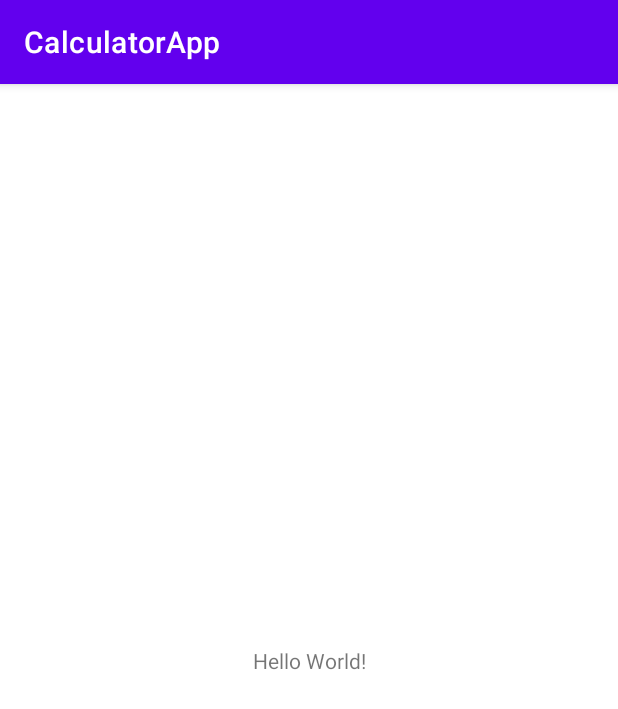
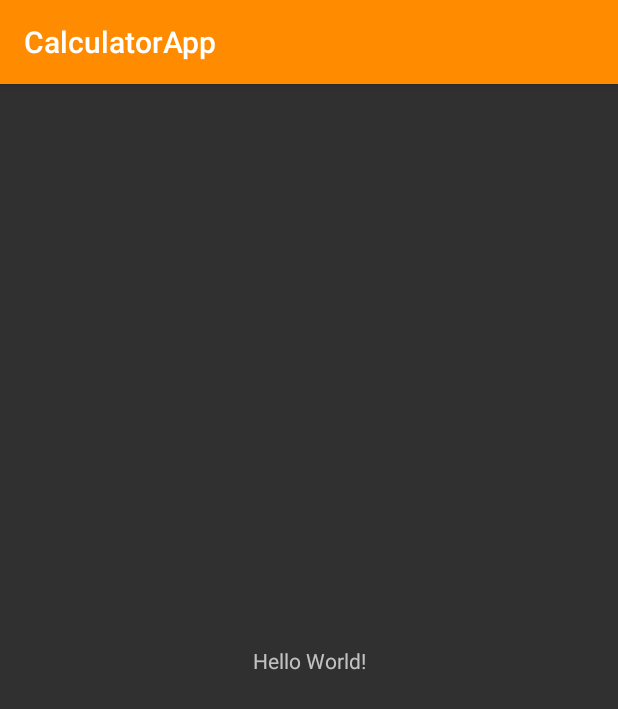
Before and after one commit to SachPrecious/CalculatorAndroidApp, an Android app: the screen it shows after launch (MainActivity), on a phone screen of 412 x 824 dp. Shown: the top 709 px of the screen. Run offline under Robolectric (Android 15) with nearby library versions, the phone set to English and light mode, and no system bars.

Commit message:
Changed the Theme and Colours

```diff
--- a/CalculatorApp/app/src/main/res/values-night/themes.xml
+++ /dev/null
@@ -1,16 +0,0 @@
-<resources xmlns:tools="http://schemas.android.com/tools">
-    <!-- Base application theme. -->
-    <style name="Theme.CalculatorApp" parent="Theme.MaterialComponents.DayNight.DarkActionBar">
-        <!-- Primary brand color. -->
-        <item name="colorPrimary">@color/purple_200</item>
-        <item name="colorPrimaryVariant">@color/purple_700</item>
-        <item name="colorOnPrimary">@color/black</item>
-        <!-- Secondary brand color. -->
-        <item name="colorSecondary">@color/teal_200</item>
-        <item name="colorSecondaryVariant">@color/teal_200</item>
-        <item name="colorOnSecondary">@color/black</item>
-        <!-- Status bar color. -->
-        <item name="android:statusBarColor" tools:targetApi="l">?attr/colorPrimaryVariant</item>
-        <!-- Customize your theme here. -->
-    </style>
-</resources>
--- a/CalculatorApp/app/src/main/res/values/colors.xml
+++ b/CalculatorApp/app/src/main/res/values/colors.xml
@@ -1,10 +1,11 @@
 <?xml version="1.0" encoding="utf-8"?>
 <resources>
-    <color name="purple_200">#FFBB86FC</color>
-    <color name="purple_500">#FF6200EE</color>
-    <color name="purple_700">#FF3700B3</color>
-    <color name="teal_200">#FF03DAC5</color>
-    <color name="teal_700">#FF018786</color>
+
+
     <color name="black">#FF000000</color>
     <color name="white">#FFFFFFFF</color>
+    <color name="red">#F00</color>
+
+    <color name="almostBlack">#222</color>
+    <color name="orange">#FF8c00</color>
 </resources>
--- a/CalculatorApp/app/src/main/res/values/themes.xml
+++ b/CalculatorApp/app/src/main/res/values/themes.xml
@@ -1,16 +1,13 @@
 <resources xmlns:tools="http://schemas.android.com/tools">
-    <!-- Base application theme. -->
-    <style name="Theme.CalculatorApp" parent="Theme.MaterialComponents.DayNight.DarkActionBar">
-        <!-- Primary brand color. -->
-        <item name="colorPrimary">@color/purple_500</item>
-        <item name="colorPrimaryVariant">@color/purple_700</item>
+
+    <style name="Theme.CalculatorApp" parent="Theme.AppCompat">
+
+        <item name="colorPrimary">@color/orange</item>
+        <item name="colorPrimaryVariant">@color/almostBlack</item>
         <item name="colorOnPrimary">@color/white</item>
-        <!-- Secondary brand color. -->
-        <item name="colorSecondary">@color/teal_200</item>
-        <item name="colorSecondaryVariant">@color/teal_700</item>
-        <item name="colorOnSecondary">@color/black</item>
-        <!-- Status bar color. -->
+
+
         <item name="android:statusBarColor" tools:targetApi="l">?attr/colorPrimaryVariant</item>
-        <!-- Customize your theme here. -->
+
     </style>
 </resources>
```
